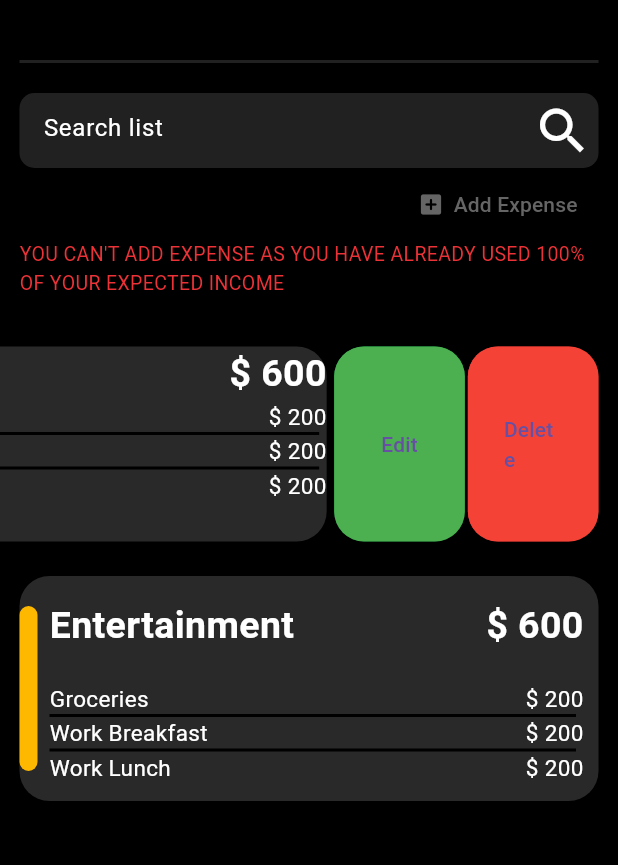
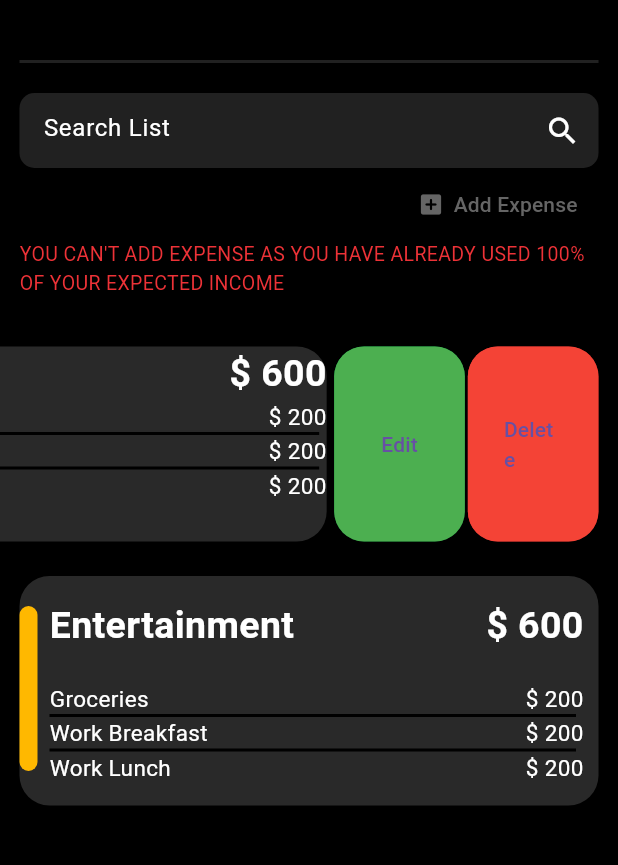
Before and after one commit to BilalAhmed19049/sebet, a Flutter app: the ExpenseScreen screen opened directly, on a phone screen of 412 x 824 dp, the part 72-937 px from its top. Run offline on Flutter 3.47's test engine with Material 3 defaults, Android fonts, the phone set to English and light mode, and no system bars; our stand-ins replace cloud_firestore, dotted_border, firebase_auth, firebase_core, gap; accounts and stored records are empty.

Commit message:
commit to working branch

```diff
--- a/lib/main.dart
+++ b/lib/main.dart
@@ -2,7 +2,7 @@ import 'package:firebase_core/firebase_core.dart';
 import 'package:flutter/material.dart';
 import 'package:provider/provider.dart';
 import 'package:sebet/providers/userauth_provider.dart';
-import 'package:sebet/screens/splash_screen.dart';
+import 'package:sebet/screens/createfund_screen.dart';
 
 import 'firebase_options.dart';
 
@@ -29,7 +29,7 @@ class MyApp extends StatelessWidget {
           // colorScheme: ColorScheme.fromSeed(seedColor: Colors.deepOrange),
           //  useMaterial3: true,
           ),
-      home: SplashScreen(),
+      home: CreateFundScreen(),
     );
   }
 }
--- a/lib/screens/expense_screen.dart
+++ b/lib/screens/expense_screen.dart
@@ -1,11 +1,12 @@
 import 'package:flutter/material.dart';
 import 'package:gap/gap.dart';
 
+import '../utils/colors.dart';
 import '../widgets/addexpense_button_widget.dart';
 import '../widgets/expense_cost_widget.dart';
 import '../widgets/expense_costdetails_widget.dart';
 import '../widgets/expense_elevatedbutton_widget.dart';
-import '../widgets/searchbar_widget.dart';
+import '../widgets/fieldbar_widget.dart';
 
 class ExpenseScreen extends StatelessWidget {
   const ExpenseScreen({super.key});
@@ -13,13 +14,13 @@ class ExpenseScreen extends StatelessWidget {
   @override
   Widget build(BuildContext context) {
     return Scaffold(
-      backgroundColor: Colors.black,
+      backgroundColor: CColors.black,
       appBar: AppBar(
         backgroundColor: Colors.transparent,
-        title: const Text(
+        title: Text(
           'Expense',
           style: TextStyle(
-            color: Colors.white,
+            color: CColors.white,
             fontSize: 25,
           ),
         ),
@@ -41,6 +42,8 @@ class ExpenseScreen extends StatelessWidget {
         ),
       ),
       body: SingleChildScrollView(
+        child: SafeArea(
+          child: Expanded(
             child: Column(
               children: [
                 Padding(
@@ -54,7 +57,14 @@ class ExpenseScreen extends StatelessWidget {
                         color: Colors.grey.shade900,
                       ),
                       Gap(20),
-                  SearchBarWidget(),
+                      FieldBarWidget(
+                        icon: const Icon(Icons.search),
+                        onPressed: () {},
+                        fillColor: Colors.grey.shade900,
+                        textColor: CColors.white,
+                        iconColor: CColors.white,
+                        text: 'Search List',
+                      ),
                       const Row(
                         mainAxisAlignment: MainAxisAlignment.end,
                         children: [
@@ -80,7 +90,7 @@ class ExpenseScreen extends StatelessWidget {
                       Expanded(
                         flex: 2,
                         child: ExpenseButtonWidget(
-                      color: Colors.green,
+                          color: CColors.green,
                           onPressed: () {},
                           text: 'Edit',
                           isTrue: true,
@@ -107,6 +117,8 @@ class ExpenseScreen extends StatelessWidget {
               ],
             ),
           ),
+        ),
+      ),
     );
   }
 }
--- a/lib/screens/splash_screen.dart
+++ b/lib/screens/splash_screen.dart
@@ -2,6 +2,7 @@ import 'dart:async';
 
 import 'package:flutter/material.dart';
 
+import '../utils/colors.dart';
 import 'login_screen.dart';
 
 class SplashScreen extends StatefulWidget {
@@ -28,7 +29,7 @@ class _SplashScreenState extends State<SplashScreen> {
   @override
   Widget build(BuildContext context) {
     return Scaffold(
-      backgroundColor: Colors.black,
+      backgroundColor: CColors.black,
       body: Center(
         child: Image.asset('assets/images/Group 1.png'),
       ),
--- a/lib/utils/colors.dart
+++ b/lib/utils/colors.dart
@@ -0,0 +1,18 @@
+import 'package:flutter/material.dart';
+
+class CColors {
+  static var green7 = Colors.green.shade700;
+  static var green5 = Colors.green.shade500;
+  static var green = Colors.green;
+
+  static var red9 = Colors.red.shade900;
+  static var red7 = Colors.red.shade700;
+  static var red = Colors.red;
+
+  static var black = Colors.black;
+  static var white = Colors.white;
+
+  static var grey8 = Colors.grey.shade800;
+  static var grey9 = Colors.grey.shade900;
+  static var grey5 = Colors.grey.shade500;
+}
--- a/lib/widgets/expense_costdetails_widget.dart
+++ b/lib/widgets/expense_costdetails_widget.dart
@@ -9,7 +9,6 @@ class CostDetailsWidget extends StatelessWidget {
     return Stack(children: [
       Container(
         width: double.infinity,
-        height: 150,
         decoration: const BoxDecoration(
             color: Color(0xff292929),
             borderRadius: BorderRadius.all(Radius.circular(20))),
--- /dev/null
+++ b/lib/widgets/fieldbar_widget.dart
@@ -0,0 +1,45 @@
+import 'package:flutter/material.dart';
+
+class FieldBarWidget extends StatelessWidget {
+  const FieldBarWidget(
+      {super.key,
+      required this.icon,
+      required this.onPressed,
+      required this.fillColor,
+      required this.textColor,
+      required this.iconColor,
+      required this.text});
+
+  final Icon icon;
+  final Color fillColor;
+  final Color textColor;
+  final Color iconColor;
+  final String text;
+
+  final VoidCallback onPressed;
+
+  @override
+  Widget build(BuildContext context) {
+    return Container(
+      width: double.infinity,
+      height: 50,
+      child: TextField(
+        decoration: InputDecoration(
+          filled: true,
+          fillColor: fillColor,
+          border: OutlineInputBorder(
+            borderRadius: BorderRadius.circular(10),
+            borderSide: BorderSide.none,
+          ),
+          hintText: text,
+          hintStyle: TextStyle(color: textColor, fontWeight: FontWeight.normal),
+          suffixIcon: IconButton(
+            color: iconColor,
+            onPressed: onPressed,
+            icon: icon,
+          ),
+        ),
+      ),
+    );
+  }
+}
--- a/lib/widgets/navigation_drawer_widget.dart
+++ b/lib/widgets/navigation_drawer_widget.dart
@@ -3,6 +3,7 @@ import 'package:firebase_auth/firebase_auth.dart';
 import 'package:flutter/material.dart';
 import 'package:gap/gap.dart';
 import 'package:provider/provider.dart';
+import 'package:sebet/utils/constants.dart';
 
 import '../providers/userauth_provider.dart';
 import '../screens/edit_profile.dart';
@@ -11,7 +12,7 @@ import 'drawer_item.dart';
 class NavigationDrawerWidget extends StatelessWidget {
   NavigationDrawerWidget({super.key});
 
-  final FirebaseAuth auth = FirebaseAuth.instance;
+  final FirebaseAuth auth = Constants.auth;
 
   @override
   Widget build(BuildContext context) {
--- a/lib/widgets/searchbar_widget.dart
+++ /dev/null
@@ -1,31 +0,0 @@
-import 'package:flutter/material.dart';
-
-class SearchBarWidget extends StatelessWidget {
-  const SearchBarWidget({super.key});
-
-  @override
-  Widget build(BuildContext context) {
-    return Container(
-      width: double.infinity,
-      height: 50,
-      child: TextField(
-        decoration: InputDecoration(
-          filled: true,
-          fillColor: Colors.grey.shade900,
-          border: OutlineInputBorder(
-            borderRadius: BorderRadius.circular(10),
-            borderSide: BorderSide.none,
-          ),
-          hintText: 'Search list',
-          hintStyle:
-              TextStyle(color: Colors.white, fontWeight: FontWeight.normal),
-          suffixIcon: Icon(
-            Icons.search,
-            color: Colors.white,
-            size: 40,
-          ),
-        ),
-      ),
-    );
-  }
-}
--- a/lib/widgets/textfield_widget.dart
+++ b/lib/widgets/textfield_widget.dart
@@ -4,20 +4,16 @@ class TextFieldWidget extends StatelessWidget {
   const TextFieldWidget(
       {super.key,
       required this.labelText,
-      // required this.height,
-      required this.width,
       required this.controller});
 
   final String labelText;
 
   // final double height;
-  final double width;
   final TextEditingController controller;
 
   @override
   Widget build(BuildContext context) {
     return Container(
-      width: width,
       // height: height,
       child: TextFormField(
         controller: controller,
```
Also changed, not shown: lib/providers/userauth_provider.dart (+15 -11 lines), lib/screens/add_expense_screen2.dart (renamed from lib/screens/expense_screen2.dart, +16 -15 lines), lib/screens/createfund_screen.dart (+113 -9 lines), lib/screens/dashboard_screen.dart (+6 -5 lines), lib/screens/edit_profile.dart (+4 -8 lines), lib/screens/login_screen.dart (+17 -14 lines), lib/screens/signup_screen.dart (+14 -11 lines), lib/screens/signup_screen2.dart (+17 -15 lines), lib/utils/constants.dart (+15 -0 lines), lib/widgets/text_widget.dart (+7 -2 lines), lib/screens/add_expense_screen.dart (added). Lines whose indentation alone changed are shown as unchanged.
